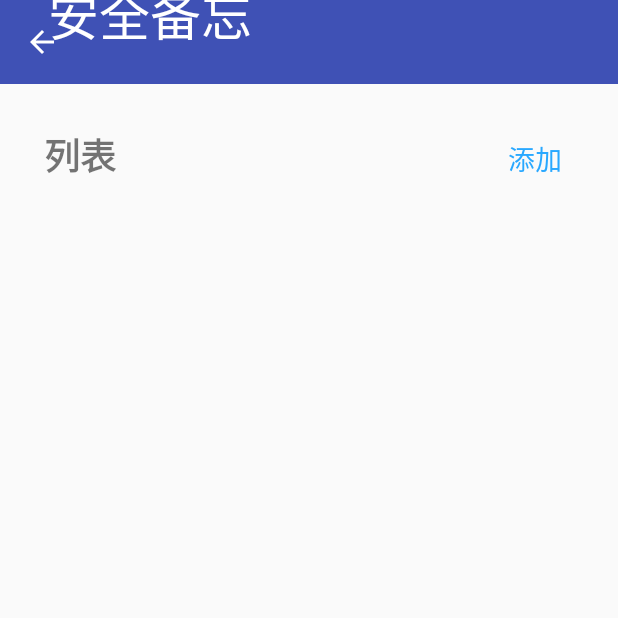
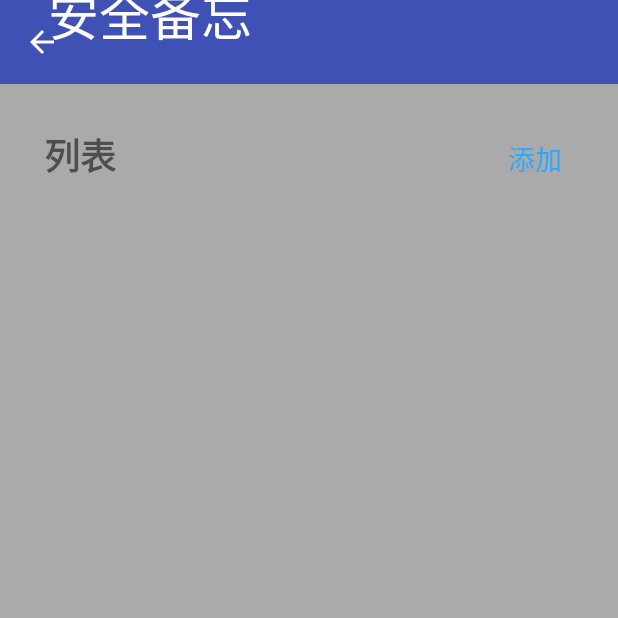
Before and after one commit to Rarchers/-, an Android app: the SafeNote screen opened directly, with no data from a screen before it, on a phone screen of 412 x 824 dp, the top half of it. Run offline under Robolectric (Android 15) with nearby library versions, the phone set to English and light mode, and no system bars; 3 statements that could not run were skipped.

Commit message:
指纹备忘录BUG修复

```diff
--- a/app/src/main/res/layout/activity_adding.xml
+++ b/app/src/main/res/layout/activity_adding.xml
@@ -71,7 +71,6 @@
                     android:layout_marginTop="11dp"
                     android:ems="10"
                     android:inputType="textPersonName"
-                    android:text="Name"
                     android:textSize="14sp" />
 
             </RelativeLayout>
@@ -113,7 +112,6 @@
                     android:layout_marginTop="11dp"
                     android:ems="10"
                     android:inputType="textPersonName"
-                    android:text="Name"
                     android:textSize="14sp" />
 
             </RelativeLayout>
@@ -121,7 +119,7 @@
         </android.support.v7.widget.CardView>
 
         <android.support.v7.widget.CardView
-            android:id="@+id/save"
+            android:id="@+id/addingsave"
             android:layout_width="match_parent"
             android:layout_height="wrap_content"
             android:layout_alignParentStart="true"
--- a/app/src/main/res/layout/activity_safe_note.xml
+++ b/app/src/main/res/layout/activity_safe_note.xml
@@ -5,6 +5,7 @@
     android:layout_width="match_parent"
     android:layout_height="match_parent"
     android:orientation="vertical"
+    android:background="@color/gray_light"
     tools:context="com.rarcher.Acticitys.SafeNote">
 
     <android.support.design.widget.AppBarLayout
@@ -66,5 +67,13 @@
     <ListView
         android:id="@+id/lv_safenote"
         android:layout_width="match_parent"
-        android:layout_height="match_parent" />
+        android:layout_height="match_parent"
+        android:divider="@null"
+        android:fadingEdge="none"
+        android:headerDividersEnabled="false"
+        android:footerDividersEnabled="false"
+        android:dividerHeight="10dp">
+
+    </ListView>
+
 </LinearLayout>
```
Also changed, not shown: app/src/main/java/com/rarcher/Acticitys/Adding.java (+20 -17 lines), app/src/main/java/com/rarcher/Acticitys/SafeNote.java (+58 -3 lines).
